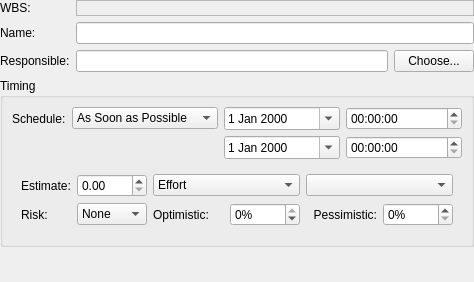
Above: plan/libs/ui/kpttaskgeneralpanelbase.ui from KDE/calligra before the change. Below: the same form after it.
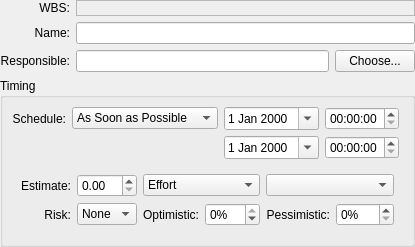
That is the form after the change. Custom widgets are drawn as their Qt base class.

Commit message: Right-align more labels in Plan's UI

Diff of the .ui file:
```diff
--- a/plan/libs/ui/kpttaskgeneralpanelbase.ui
+++ b/plan/libs/ui/kpttaskgeneralpanelbase.ui
@@ -7,8 +7,8 @@
    <rect>
     <x>0</x>
     <y>0</y>
-    <width>474</width>
-    <height>282</height>
+    <width>405</width>
+    <height>240</height>
    </rect>
   </property>
   <layout class="QVBoxLayout" name="verticalLayout">
@@ -28,6 +28,9 @@
        <property name="wordWrap">
         <bool>false</bool>
        </property>
+       <property name="alignment">
+        <set>Qt::AlignRight|Qt::AlignTrailing|Qt::AlignVCenter</set>
+       </property>
       </widget>
      </item>
      <item row="0" column="1">
@@ -57,6 +60,9 @@
        <property name="wordWrap">
         <bool>false</bool>
        </property>
+       <property name="alignment">
+        <set>Qt::AlignRight|Qt::AlignTrailing|Qt::AlignVCenter</set>
+       </property>
        <property name="buddy">
         <cstring>namefield</cstring>
        </property>
@@ -82,6 +88,9 @@
        <property name="wordWrap">
         <bool>false</bool>
        </property>
+       <property name="alignment">
+        <set>Qt::AlignRight|Qt::AlignTrailing|Qt::AlignVCenter</set>
+       </property>
        <property name="buddy">
         <cstring>leaderfield</cstring>
        </property>
@@ -146,18 +155,15 @@
          </property>
          <item row="0" column="0">
           <widget class="QLabel" name="textLabel3">
-           <property name="sizePolicy">
-            <sizepolicy hsizetype="Fixed" vsizetype="Preferred">
-             <horstretch>0</horstretch>
-             <verstretch>0</verstretch>
-            </sizepolicy>
-           </property>
            <property name="text">
             <string>Schedule:</string>
            </property>
            <property name="wordWrap">
             <bool>false</bool>
            </property>
+           <property name="alignment">
+            <set>Qt::AlignRight|Qt::AlignTrailing|Qt::AlignVCenter</set>
+           </property>
            <property name="buddy">
             <cstring>scheduleType</cstring>
            </property>
@@ -228,6 +234,19 @@
            </property>
           </widget>
          </item>
+         <item row="0" column="4">
+          <spacer name="horizontalSpacer">
+           <property name="orientation">
+            <enum>Qt::Horizontal</enum>
+           </property>
+           <property name="sizeHint" stdset="0">
+            <size>
+             <width>40</width>
+             <height>20</height>
+            </size>
+           </property>
+          </spacer>
+         </item>
         </layout>
        </widget>
       </item>
@@ -242,18 +261,15 @@
         <layout class="QGridLayout" name="gridLayout_3">
          <item row="0" column="0">
           <widget class="QLabel" name="textLabel3_2">
-           <property name="sizePolicy">
-            <sizepolicy hsizetype="Fixed" vsizetype="Preferred">
-             <horstretch>0</horstretch>
-             <verstretch>0</verstretch>
-            </sizepolicy>
-           </property>
            <property name="text">
             <string>Estimate:</string>
            </property>
            <property name="wordWrap">
             <bool>false</bool>
            </property>
+           <property name="alignment">
+            <set>Qt::AlignRight|Qt::AlignTrailing|Qt::AlignVCenter</set>
+           </property>
           </widget>
          </item>
          <item row="0" column="1">
@@ -287,12 +303,6 @@
          </item>
          <item row="1" column="0">
           <widget class="QLabel" name="textLabel3_2_3">
-           <property name="sizePolicy">
-            <sizepolicy hsizetype="Fixed" vsizetype="Preferred">
-             <horstretch>0</horstretch>
-             <verstretch>0</verstretch>
-            </sizepolicy>
-           </property>
            <property name="toolTip">
             <string>Risk controls the PERT distribution used when calculating the actual estimate for this task.</string>
            </property>
@@ -308,6 +318,9 @@
            <property name="wordWrap">
             <bool>false</bool>
            </property>
+           <property name="alignment">
+            <set>Qt::AlignRight|Qt::AlignTrailing|Qt::AlignVCenter</set>
+           </property>
            <property name="buddy">
             <cstring>risk</cstring>
            </property>
@@ -358,6 +371,9 @@
            <property name="wordWrap">
             <bool>false</bool>
            </property>
+           <property name="alignment">
+            <set>Qt::AlignRight|Qt::AlignTrailing|Qt::AlignVCenter</set>
+           </property>
            <property name="buddy">
             <cstring>optimisticValue</cstring>
            </property>
@@ -402,6 +418,19 @@
            </property>
           </widget>
          </item>
+         <item row="1" column="6">
+          <spacer name="horizontalSpacer_2">
+           <property name="orientation">
+            <enum>Qt::Horizontal</enum>
+           </property>
+           <property name="sizeHint" stdset="0">
+            <size>
+             <width>40</width>
+             <height>20</height>
+            </size>
+           </property>
+          </spacer>
+         </item>
         </layout>
        </widget>
       </item>
```
The commit also changes 5 other files.
